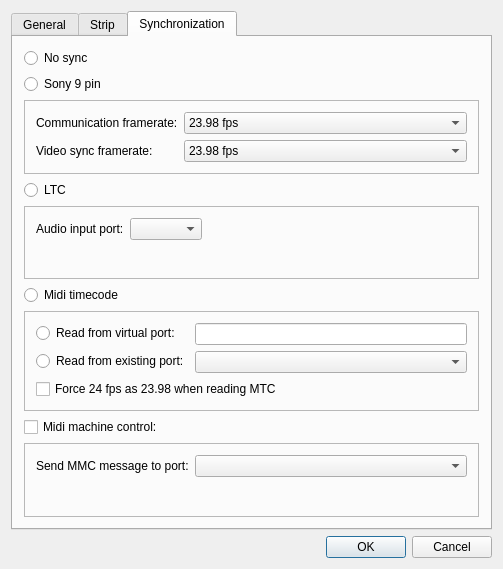
JokerSync/Joker, file app/Joker/PreferencesDialog.ui: the form before one commit.
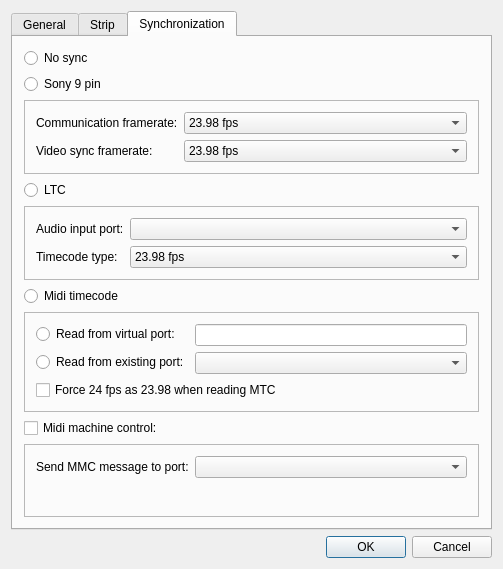
The form after the commit. The open tabs and pages were chosen to show the change. Custom widgets are drawn as their Qt base class.

Commit message: Add preference combobox to setup the LTC timecode

```diff
--- a/app/Joker/PreferencesDialog.ui
+++ b/app/Joker/PreferencesDialog.ui
@@ -352,19 +352,52 @@
           <enum>QFrame::Raised</enum>
          </property>
          <layout class="QFormLayout" name="formLayout_2">
-          <property name="fieldGrowthPolicy">
-           <enum>QFormLayout::FieldsStayAtSizeHint</enum>
-          </property>
-          <item row="0" column="1">
-           <widget class="QComboBox" name="ltcInputPortComboBox"/>
-          </item>
-          <item row="0" column="0">
+          <item row="3" column="0">
            <widget class="QLabel" name="ltcInputPortLabel">
             <property name="text">
              <string>Audio input port:</string>
             </property>
            </widget>
           </item>
+          <item row="3" column="1">
+           <widget class="QComboBox" name="ltcInputPortComboBox"/>
+          </item>
+          <item row="4" column="1">
+           <widget class="QComboBox" name="ltcTimeCodeTypeComboBox">
+            <item>
+             <property name="text">
+              <string>23.98 fps</string>
+             </property>
+            </item>
+            <item>
+             <property name="text">
+              <string>24 fps</string>
+             </property>
+            </item>
+            <item>
+             <property name="text">
+              <string>25 fps</string>
+             </property>
+            </item>
+            <item>
+             <property name="text">
+              <string>29.97 fps</string>
+             </property>
+            </item>
+            <item>
+             <property name="text">
+              <string>30 fps</string>
+             </property>
+            </item>
+           </widget>
+          </item>
+          <item row="4" column="0">
+           <widget class="QLabel" name="ltcTimeCodeTypeLabel">
+            <property name="text">
+             <string>Timecode type:</string>
+            </property>
+           </widget>
+          </item>
          </layout>
         </widget>
        </item>
```
Left out of the diff: 2 changed lines with no effect on the pictures. The commit also changes 4 other files.
